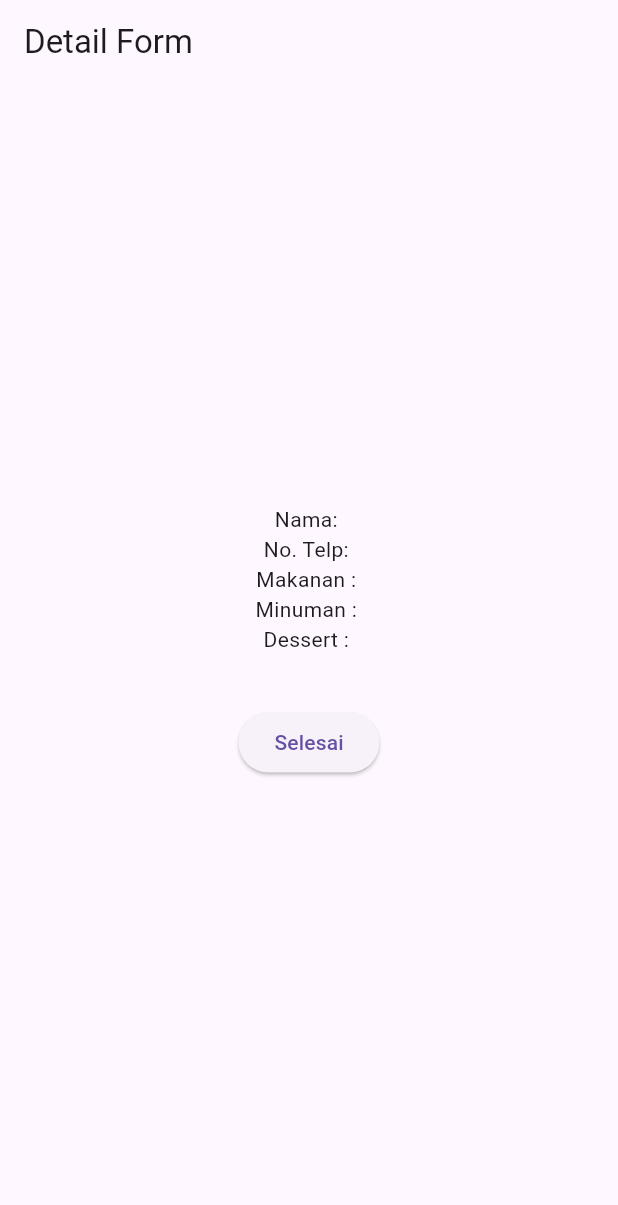
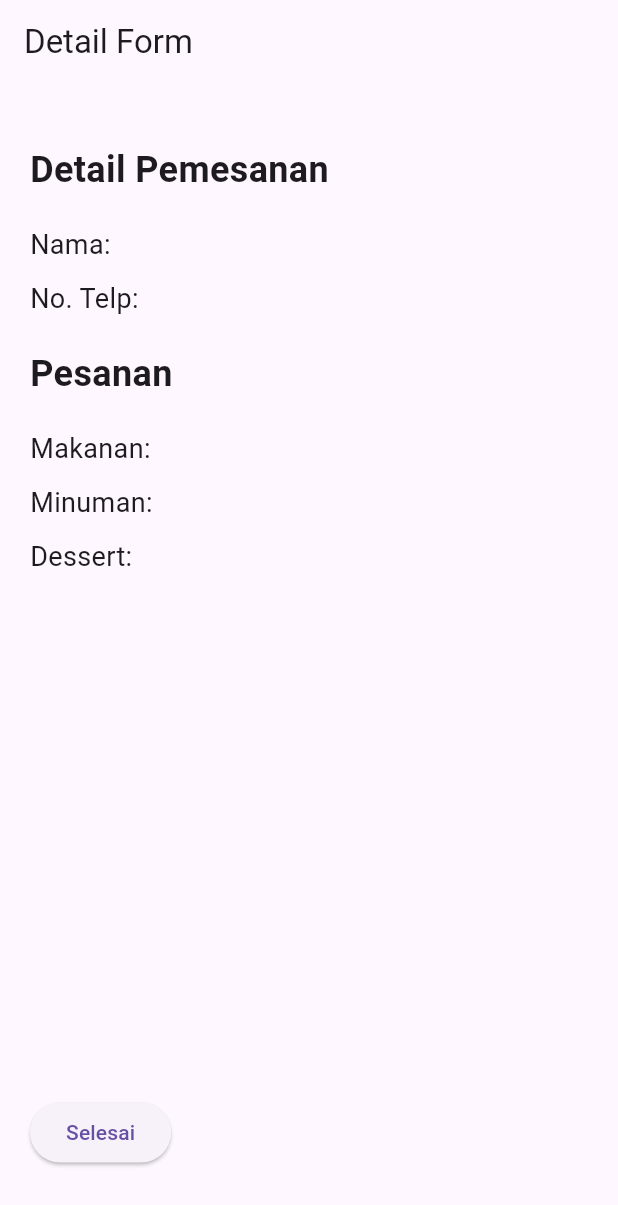
Before and after one commit to Aldayanday1/FaseOne_150, a Flutter app: the DetailScreen screen opened directly with empty values, on a phone screen of 412 x 824 dp. Shown: the top 1205 px of the screen. Run offline on Flutter 3.47's test engine with Material 3 defaults, Android fonts, the phone set to English and light mode, and no system bars; network calls fail.

Commit message:
Changed Some Revision, Fixed

```diff
--- a/lib/screen/detail_screen.dart
+++ b/lib/screen/detail_screen.dart
@@ -4,13 +4,13 @@ import 'package:ucp_pam/widgets_detail/footer_detail.dart';
 
 class DetailScreen extends StatelessWidget {
   const DetailScreen({
-    super.key,
+    Key? key,
     required this.makanan,
     required this.minuman,
     required this.dessert,
     required this.nama,
     required this.notelp,
-  });
+  }) : super(key: key);
 
   final String nama;
   final String notelp;
@@ -24,39 +24,55 @@ class DetailScreen extends StatelessWidget {
       appBar: AppBar(
         title: Text("Detail Form"),
       ),
-      body: Center(
+      body: Padding(
+        padding: const EdgeInsets.all(20.0),
         child: Column(
-          mainAxisAlignment: MainAxisAlignment.center,
+          crossAxisAlignment: CrossAxisAlignment.start,
           children: [
-            Column(
-              children: [
+            SizedBox(height: 20),
+            Text(
+              "Detail Pemesanan",
+              style: TextStyle(fontSize: 24, fontWeight: FontWeight.bold),
+            ),
+            SizedBox(height: 20),
             Text(
               "Nama: $nama",
+              style: TextStyle(fontSize: 18),
             ),
+            SizedBox(height: 10),
             Text(
               "No. Telp: $notelp",
+              style: TextStyle(fontSize: 18),
             ),
+            SizedBox(height: 20),
             Text(
-                  "Makanan : $makanan",
+              "Pesanan",
+              style: TextStyle(fontSize: 24, fontWeight: FontWeight.bold),
             ),
+            SizedBox(height: 20),
             Text(
-                  "Minuman : $minuman",
+              "Makanan: $makanan",
+              style: TextStyle(fontSize: 18),
             ),
+            SizedBox(height: 10),
             Text(
-                  "Dessert : $dessert",
+              "Minuman: $minuman",
+              style: TextStyle(fontSize: 18),
             ),
-              ],
+            SizedBox(height: 10),
+            Text(
+              "Dessert: $dessert",
+              style: TextStyle(fontSize: 18),
             ),
+            Spacer(),
             FooterDetail(
               onPressedSubmit: () {
-                {
                 Navigator.pushReplacement(
                   context,
                   MaterialPageRoute(
                     builder: (context) => DataForm(),
                   ),
                 );
-                }
               },
             ),
           ],
--- a/lib/widgets_form/form_data.dart
+++ b/lib/widgets_form/form_data.dart
@@ -30,6 +30,8 @@ class _FormWidgetState extends State<FormWidget> {
     return Form(
       // Properti 'Widget.' (khusus kelas Stateful) digunakan sebagai properti yang menerima parameter dari kelas induk 'Form Widget'
       key: widget.formKey,
+      child: Padding(
+        padding: const EdgeInsets.symmetric(horizontal: 50, vertical: 5),
         child: Column(
           children: [
             TextFormField(
@@ -86,7 +88,7 @@ class _FormWidgetState extends State<FormWidget> {
                   ),
                 ),
                 ListTile(
-                title: const Text('Lelaki'),
+                  title: const Text('Laki-Laki'),
                   leading: Radio<SingingCharacter>(
                     value: SingingCharacter.Lelaki,
                     groupValue: _perempuan,
@@ -101,6 +103,7 @@ class _FormWidgetState extends State<FormWidget> {
             )
           ],
         ),
+      ),
     );
   }
 }
--- a/lib/widgets_form/header_form.dart
+++ b/lib/widgets_form/header_form.dart
@@ -10,7 +10,7 @@ class HeaderForm extends StatelessWidget {
         Padding(
           padding: const EdgeInsets.only(top: 20),
           child: Text(
-            "Aldi Resto",
+            "Aldayanday Resto",
             style: TextStyle(fontSize: 20, fontWeight: FontWeight.bold),
           ),
         ),
```
Lines whose indentation alone changed are shown as unchanged.
